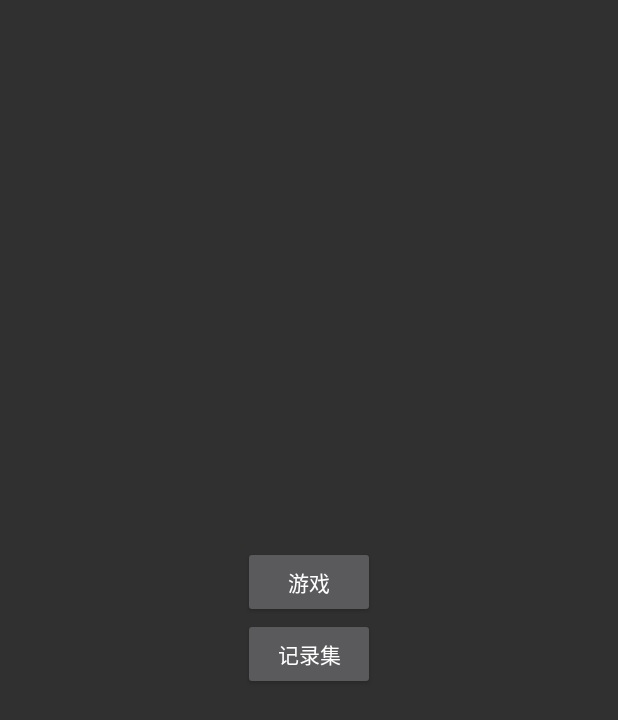
After one commit to CalvertPom/-MarioJumpJump, an Android app: the MenuActivity screen opened directly, with no data from a screen before it, on a phone screen of 412 x 824 dp. The commit adds this screen. Shown: the top 720 px of the screen. Run offline under Robolectric (Android 15) with nearby library versions, the phone set to English and light mode, and no system bars.

```diff
--- a/app/src/main/AndroidManifest.xml
+++ b/app/src/main/AndroidManifest.xml
@@ -20,9 +20,8 @@
         </activity>
         <activity
             android:name=".MainActivity"
-            android:theme="@style/TouminTheme">
-        </activity>
-
+            android:theme="@style/TouminTheme"></activity>
+        <activity android:name=".MenuActivity"></activity>
     </application>
 
 </manifest>
--- /dev/null
+++ b/app/src/main/java/com/game/pxc/mario/MenuActivity.java
@@ -0,0 +1,43 @@
+package com.game.pxc.mario;
+
+import android.content.Intent;
+import android.os.Bundle;
+import android.support.v7.app.AppCompatActivity;
+import android.view.View;
+import android.widget.Button;
+
+public class MenuActivity extends AppCompatActivity {
+    Button game;
+    Button date;
+
+    @Override
+    protected void onCreate(Bundle savedInstanceState) {
+        super.onCreate(savedInstanceState);
+        setContentView(R.layout.activity_menu);
+        game = ( Button ) findViewById(R.id.bg);
+        date = ( Button ) findViewById(R.id.bd);
+        game.setOnClickListener(new View.OnClickListener() {
+            @Override
+            public void onClick(View view) {
+
+                Intent intent = new Intent(MenuActivity.this, MainActivity.class);
+                startActivity(intent);
+                finish();
+
+            }
+
+        });
+        game.setOnClickListener(new View.OnClickListener() {
+            @Override
+            public void onClick(View view) {
+
+                Intent intent = new Intent(MenuActivity.this, MainActivity.class);
+                startActivity(intent);
+                finish();
+
+            }
+
+        });
+    }
+
+}
--- a/app/src/main/java/com/game/pxc/mario/view/Barrier.java
+++ b/app/src/main/java/com/game/pxc/mario/view/Barrier.java
@@ -42,7 +42,9 @@ public class Barrier {
         this.mWidth = mScreenWidth / 4;
         this.bitmap = bitmap;
     }
-
+    public void destroy(){
+        bitmap = null;
+    }
     /**
      * 绘制一个黑色矩形
      */
--- a/app/src/main/java/com/game/pxc/mario/view/Person.java
+++ b/app/src/main/java/com/game/pxc/mario/view/Person.java
@@ -28,7 +28,9 @@ public class Person {
     }
 
 
-
+    public void destroy(){
+        bitmap = null;
+    }
     /**
      * 绘制一个圆形图片
      */
--- a/app/src/main/res/layout/activity_main.xml
+++ b/app/src/main/res/layout/activity_main.xml
@@ -1,11 +1,9 @@
 <LinearLayout xmlns:android="http://schemas.android.com/apk/res/android"
-    xmlns:tools="http://schemas.android.com/tools"
     android:layout_width="match_parent"
     android:layout_height="match_parent"
     android:background="@drawable/map"
     android:fitsSystemWindows="true"
-    android:orientation="vertical"
-    tools:context=".MainActivity">
+    android:orientation="vertical">
 
     <com.game.pxc.mario.view.GameLayout
         android:id="@+id/game"
--- /dev/null
+++ b/app/src/main/res/layout/activity_menu.xml
@@ -0,0 +1,21 @@
+<LinearLayout xmlns:android="http://schemas.android.com/apk/res/android"
+    android:layout_width="match_parent"
+    android:layout_height="match_parent"
+    android:gravity="center"
+    android:fitsSystemWindows="true"
+    android:orientation="vertical">
+
+<Button
+    android:id="@+id/bg"
+        android:layout_width="88dp"
+        android:layout_height="wrap_content"
+        android:text="游戏"
+    />
+
+    <Button
+        android:id="@+id/bd"
+        android:layout_width="88dp"
+        android:layout_height="wrap_content"
+        android:text="记录集"
+         />
+</LinearLayout>
```
Also changed, not shown: app/src/main/java/com/game/pxc/mario/MainActivity.java (+18 -0 lines), app/src/main/java/com/game/pxc/mario/view/GameLayout.java (+46 -23 lines).
